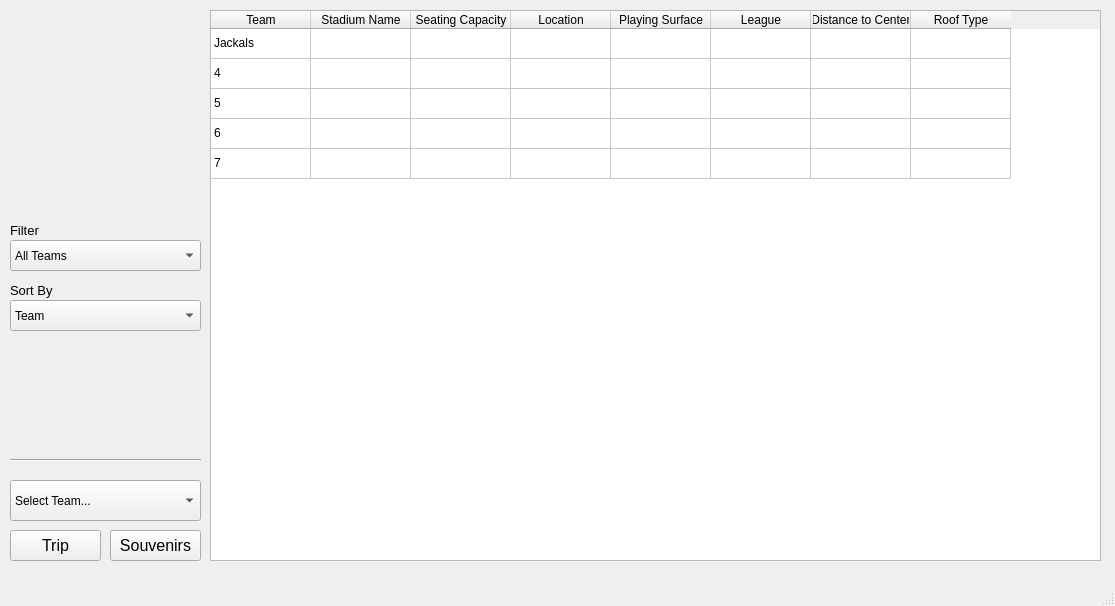
awiswasi/WhoIsYourDatabase, file BaseballTour/mainwindow.ui: the form before one commit.
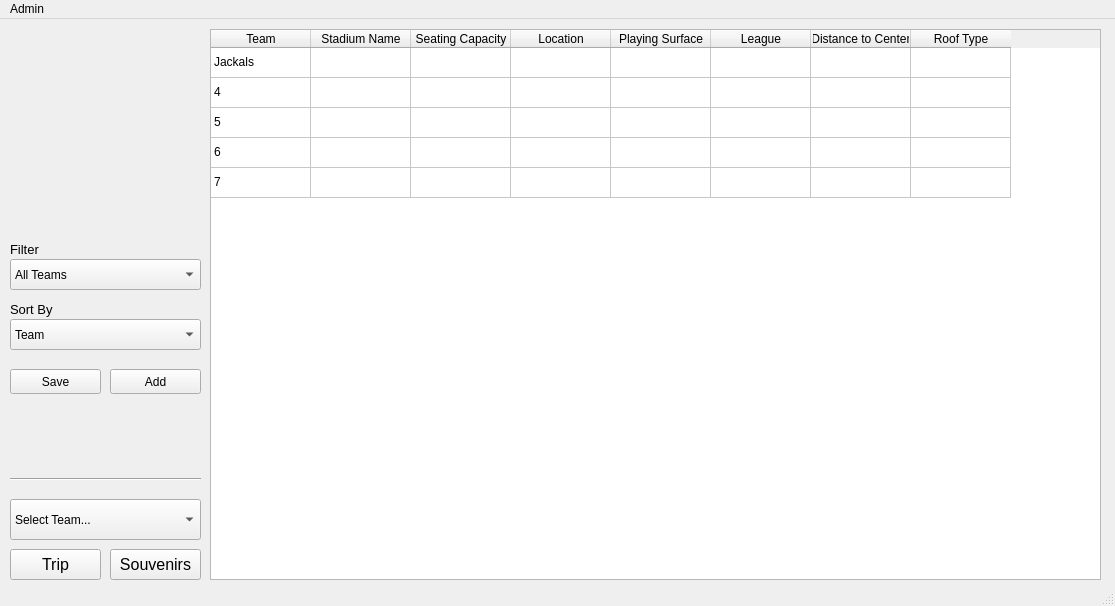
The form after the commit. Icons and pictures are not drawn.

Commit message: Admin Login

What changed in the file:
```diff
--- a/BaseballTour/mainwindow.ui
+++ b/BaseballTour/mainwindow.ui
@@ -347,6 +347,42 @@
      <enum>Qt::Horizontal</enum>
     </property>
    </widget>
+   <widget class="QToolButton" name="saveButton">
+    <property name="geometry">
+     <rect>
+      <x>10</x>
+      <y>350</y>
+      <width>91</width>
+      <height>25</height>
+     </rect>
+    </property>
+    <property name="text">
+     <string>Save</string>
+    </property>
+    <property name="icon">
+     <iconset>
+      <normaloff>../saveIcon.png</normaloff>../saveIcon.png</iconset>
+    </property>
+    <property name="iconSize">
+     <size>
+      <width>29</width>
+      <height>29</height>
+     </size>
+    </property>
+   </widget>
+   <widget class="QPushButton" name="addButton">
+    <property name="geometry">
+     <rect>
+      <x>110</x>
+      <y>350</y>
+      <width>91</width>
+      <height>25</height>
+     </rect>
+    </property>
+    <property name="text">
+     <string>Add</string>
+    </property>
+   </widget>
   </widget>
   <widget class="QMenuBar" name="menubar">
    <property name="geometry">
@@ -354,9 +390,19 @@
      <x>0</x>
      <y>0</y>
      <width>1115</width>
-     <height>20</height>
+     <height>21</height>
     </rect>
    </property>
+   <widget class="QMenu" name="menuAdmin">
+    <property name="title">
+     <string>Admin</string>
+    </property>
+    <addaction name="actionLogin"/>
+    <addaction name="actionLog_Out"/>
+    <addaction name="separator"/>
+    <addaction name="actionSave"/>
+   </widget>
+   <addaction name="menuAdmin"/>
   </widget>
   <widget class="QStatusBar" name="statusbar"/>
  </widget>
```
Left out of the diff: 15 changed lines with no effect on the pictures. The commit also changes 3 other files.
